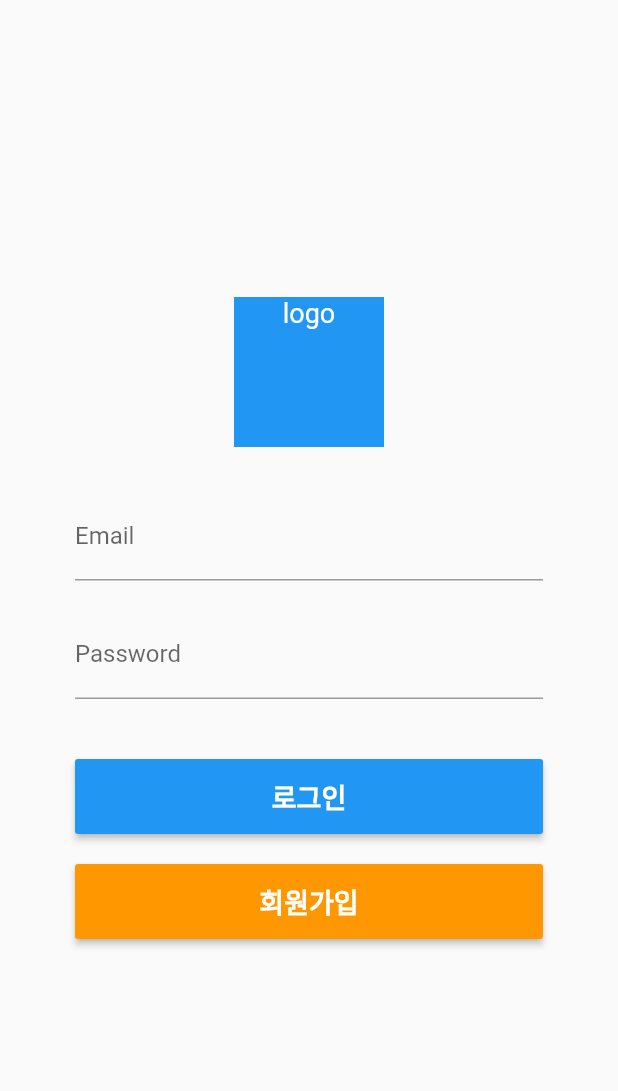
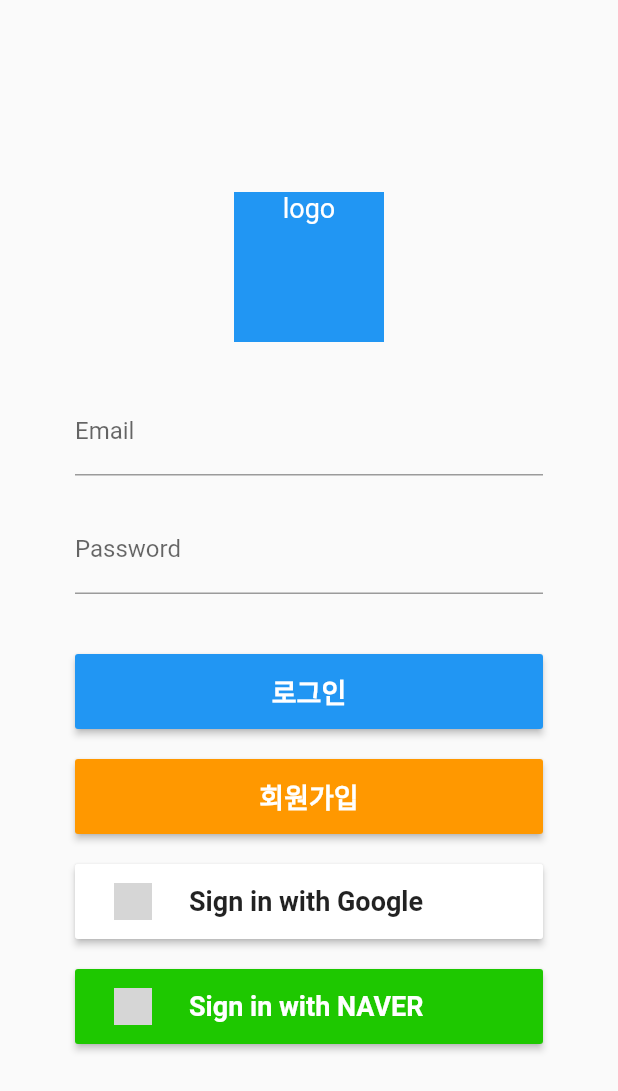
Before and after one commit to corgi93/one_line_review_app, a Flutter app: the SignIn screen opened directly, on a phone screen of 412 x 824 dp. Shown: the top 1091 px of the screen. Run offline on Flutter 3.47's test engine with Material 2 defaults, Android fonts, the phone set to English and light mode, and no system bars; network calls fail; grey boxes are pictures that could not be loaded.

Commit message:
add: google/naver 로그인 버튼 추가

```diff
--- a/lib/pages/auth/sign_in.dart
+++ b/lib/pages/auth/sign_in.dart
@@ -54,6 +54,18 @@ class _SignInState extends State<SignIn> with ValidationMixin {
               height: 50.0,
               width: double.infinity,
               child: signUpButton(),
+            ),
+            Container(
+              margin: EdgeInsets.only(left: 50.0, right: 50.0, top: 20.0),
+              height: 50.0,
+              width: double.infinity,
+              child: googleButton(),
+            ),
+            Container(
+              margin: EdgeInsets.only(left: 50.0, right: 50.0, top: 20.0),
+              height: 50.0,
+              width: double.infinity,
+              child: naverButton(),
             ),
           ],
         ),
@@ -129,6 +141,80 @@ class _SignInState extends State<SignIn> with ValidationMixin {
       },
     );
   }
+
+  Widget googleButton() {
+    return RaisedButton(
+      color: Colors.white,
+      child: Row(
+          mainAxisAlignment: MainAxisAlignment.start,
+          children: <Widget>[
+            Padding(
+              padding: EdgeInsets.only(left: 10.0),
+              child: new Image.asset(
+                'assets/google.png',
+                height: 25.0,
+                width: 25.0,
+              ),
+            ),
+            Padding(
+                padding: EdgeInsets.only(left: 25.0),
+                child: new Text(
+                  "Sign in with Google",
+                  style: TextStyle(
+                      color: Colors.black87,
+                      fontSize: 18.0,
+                      fontWeight: FontWeight.bold
+                  ),
+                )
+            )
+          ]
+      ),
+      onPressed: () {
+        // Navigator.of(context).push(MaterialPageRoute(
+        //   builder: (context) => SignUp(),
+        // )).then((value) {
+        //   setState(() {});
+        // });
+      },
+    );
+  }
+
+  Widget naverButton() {
+    return RaisedButton(
+      color: Color(0xff1EC800),
+      child: Row(
+        mainAxisAlignment: MainAxisAlignment.start,
+        children: <Widget>[
+          Padding(
+            padding: EdgeInsets.only(left: 10.0),
+            child: new Image.asset(
+              'assets/naver.png',
+              height: 25.0,
+              width: 25.0,
+            ),
+          ),
+          Padding(
+            padding: EdgeInsets.only(left: 25.0),
+            child: new Text(
+              "Sign in with NAVER",
+              style: TextStyle(
+                  color: Colors.white,
+                  fontSize: 18.0,
+                  fontWeight: FontWeight.bold
+              ),
+            )
+          )
+        ]
+      ),
+      onPressed: () {
+        // Navigator.of(context).push(MaterialPageRoute(
+        //   builder: (context) => SignUp(),
+        // )).then((value) {
+        //   setState(() {});
+        // });
+      },
+    );
+  }
 }
 
 class ValidationMixin {
--- a/lib/pages/tabs/profile_page.dart
+++ b/lib/pages/tabs/profile_page.dart
@@ -1,4 +1,5 @@
 import 'package:flutter/material.dart';
+import 'package:one_line_review_app/pages/auth/sign_in.dart';
 
 class ProfilePage extends StatefulWidget {
   @override
@@ -9,7 +10,29 @@ class _HomePageState extends State<ProfilePage> {
   @override
   Widget build(BuildContext context) {
     return Container(
-      child: Text('profile page'),
+      margin: EdgeInsets.only(left: 50.0, right: 50.0, top: 20.0),
+      height: 50.0,
+      width: double.infinity,
+      child: signUpButton(),
+    );
+  }
+
+  Widget signUpButton() {
+    return RaisedButton(
+      color: Colors.grey,
+      child: Text('로그인',
+          style: TextStyle(
+            color: Colors.black,
+            fontSize: 18,
+            fontWeight: FontWeight.bold,
+          )),
+      onPressed: () {
+        Navigator.of(context).push(MaterialPageRoute(
+          builder: (context) => SignIn(),
+        )).then((value) {
+          setState(() {});
+        });
+      },
     );
   }
 }
--- a/pubspec.yaml
+++ b/pubspec.yaml
@@ -49,9 +49,9 @@ flutter:
   uses-material-design: true
 
   # To add assets to your application, add an assets section, like this:
-  # assets:
-  #   - images/a_dot_burr.jpeg
-  #   - images/a_dot_ham.jpeg
+  assets:
+    - naver.png
+    - google.png
 
   # An image asset can refer to one or more resolution-specific "variants", see
   # https://flutter.dev/assets-and-images/#resolution-aware.
```
Also changed, not shown: assets/google.png (added), assets/naver.png (added).
